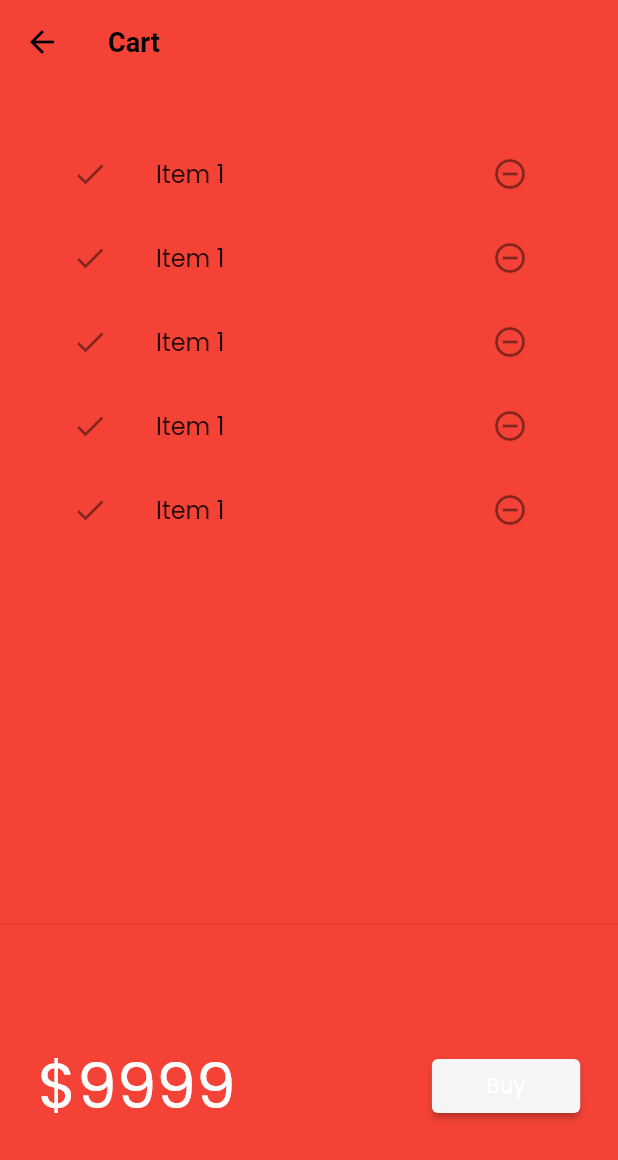
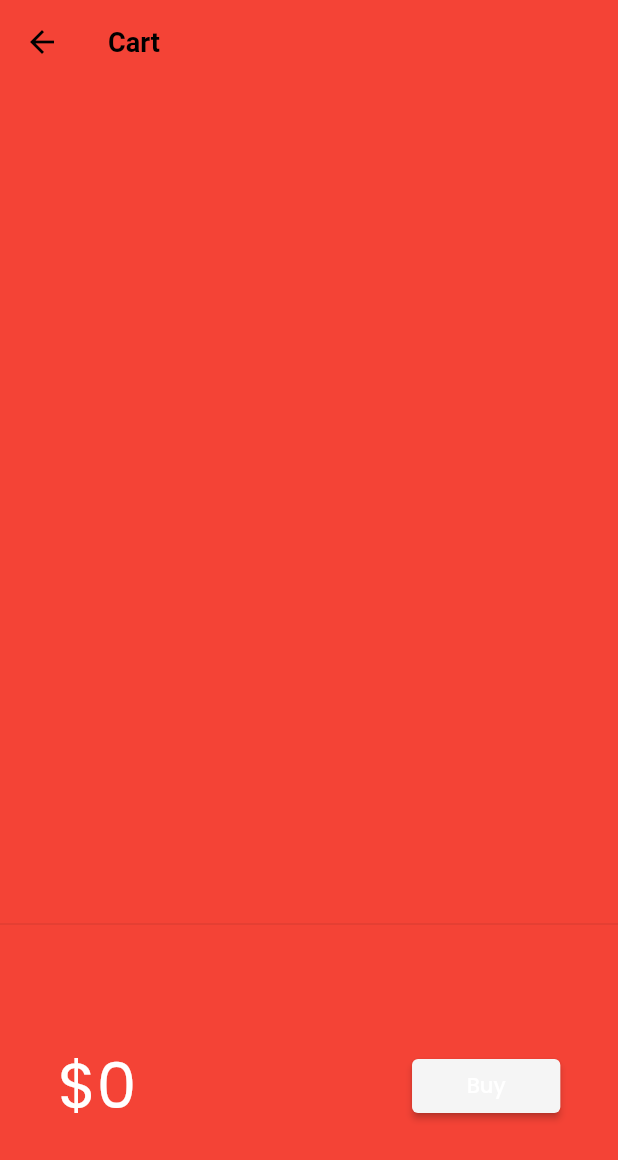
Before and after one commit to SUJANSSTHA/flutter30day, a Flutter app: the CartPage screen opened by its route, on a phone screen of 412 x 824 dp. Shown: the top 1160 px of the screen. Run offline on Flutter 3.47's test engine with Material 2 defaults, Android fonts, the phone set to English and light mode, and no system bars; our stand-ins replace google_fonts, velocity_x; network calls fail.

Commit message:
add to card

```diff
--- a/lib/models/cart.dart
+++ b/lib/models/cart.dart
@@ -5,6 +5,10 @@ import 'package:flutter_application_1/models/catalog.dart';
 class CartModel {
   // catalog field
   // CatalogModel _catalog;
+  static final cartModel = CartModel.internal();
+  CartModel.internal();
+  factory CartModel() => cartModel;
+
   CatalogModel _catalog = CatalogModel();
 
   // Collection of IDs - store Ids of each item
--- a/lib/models/catalog.dart
+++ b/lib/models/catalog.dart
@@ -1,6 +1,10 @@
 import 'dart:convert';
 
 class CatalogModel {
+  static final catModel = CatalogModel.internal();
+  CatalogModel.internal();
+  factory CatalogModel() => catModel;
+
   static List<Item> items = [];
 
   Item getById(int id) {
--- a/lib/pages/cart_page.dart
+++ b/lib/pages/cart_page.dart
@@ -1,4 +1,5 @@
 import 'package:flutter/material.dart';
+import 'package:flutter_application_1/models/cart.dart';
 // import 'package:flutter_application_1/widgets/themes.dart';
 import 'package:velocity_x/velocity_x.dart';
 
@@ -29,12 +30,17 @@ class _CardTotal extends StatelessWidget {
 
   @override
   Widget build(BuildContext context) {
+    final _cart = CartModel();
     return SizedBox(
       height: 200,
       child: Row(
         mainAxisAlignment: MainAxisAlignment.spaceAround,
         children: [
-          "\$9999".text.xl5.color(context.theme.cardColor).make(),
+          "\$${_cart.totalPrice}"
+              .text
+              .xl5
+              .color(context.theme.cardColor)
+              .make(),
           30.widthBox,
           ElevatedButton(
             onPressed: () {
@@ -62,17 +68,18 @@ class _CartList extends StatefulWidget {
 }
 
 class __CartListState extends State<_CartList> {
+  final _cart = CartModel();
   @override
   Widget build(BuildContext context) {
     return ListView.builder(
-      itemCount: 5,
+      itemCount: _cart.items?.length,
       itemBuilder: (context, index) => ListTile(
           leading: Icon(Icons.done),
           trailing: IconButton(
             icon: Icon(Icons.remove_circle_outline),
             onPressed: () {},
           ),
-          title: "Item 1".text.make()),
+          title: _cart.items[index].name.text.make()),
     );
   }
 }
```
Also changed, not shown: lib/widgets/home_widgets/catalog_list.dart (+38 -10 lines).
